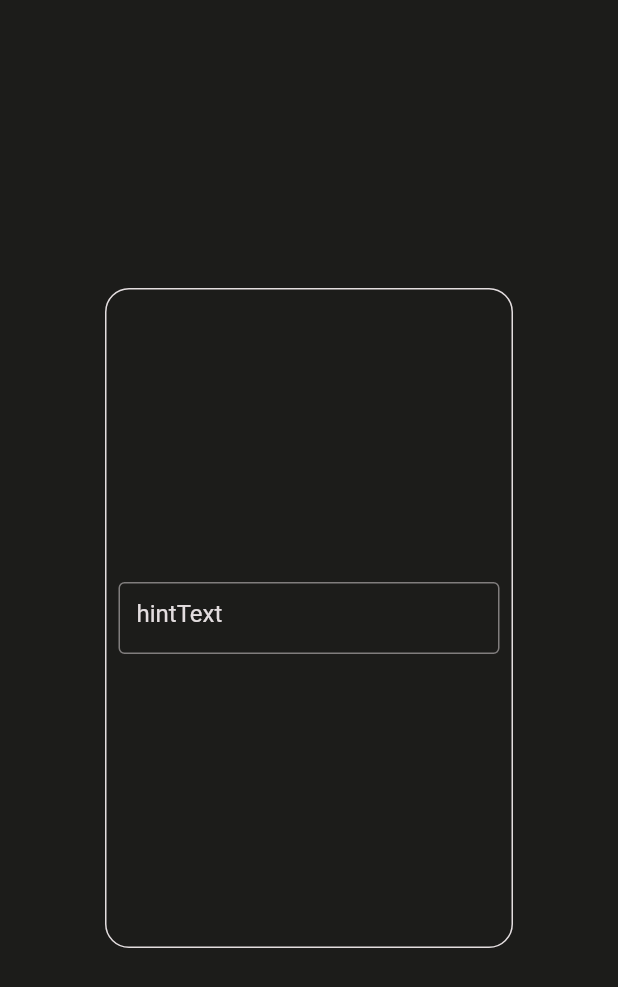
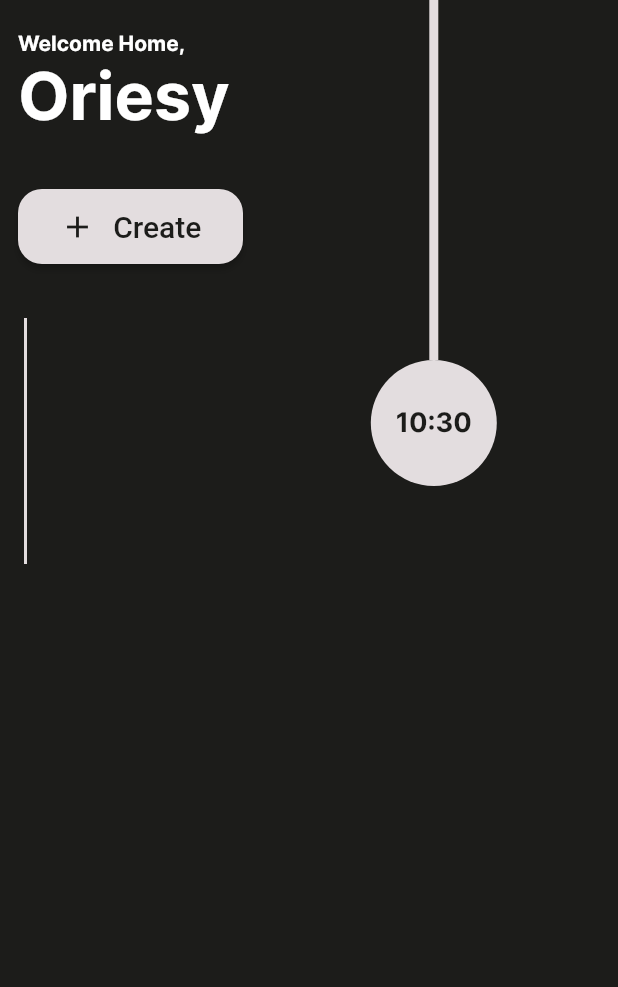
Before and after one commit to Falydra/Todories, a Flutter app: the screen it shows after launch, on a phone screen of 412 x 824 dp. Shown: the top 987 px of the screen. Run offline on Flutter 3.47's test engine with Material 2 defaults, Android fonts, the phone set to English and light mode, and no system bars.

Commit message:
fixed: Overflowing

```diff
--- a/lib/components/hanging_clock.dart
+++ b/lib/components/hanging_clock.dart
@@ -6,12 +6,12 @@ Column HangingClock() {
     children: [
       Container(
         color: Color(0XFFe3dddf),
-        height: 320,
-        width: 8,
+        height: 240,
+        width: 6,
       ),
       Container(
-        height: 108,
-        width: 108,
+        height: 84,
+        width: 84,
         decoration:
             BoxDecoration(shape: BoxShape.circle, color: Color(0XFFe3dddf)),
         child: Center(child: CurrentTime()),
--- a/lib/components/time.dart
+++ b/lib/components/time.dart
@@ -32,7 +32,7 @@ class _CurrentTimeState extends State<CurrentTime> {
       style: TextStyle(
           fontFamily: 'INTER',
           color: Color(0XFF1C1C1A),
-          fontSize: 26,
+          fontSize: 18,
           fontWeight: FontWeight.w700),
     );
   }
--- a/lib/pages/users.dart
+++ b/lib/pages/users.dart
@@ -1,5 +1,6 @@
 import 'package:flutter/material.dart';
 import 'package:todories/components/background.dart';
+import 'package:todories/components/create_task.dart';
 import 'package:todories/components/login_box.dart';
 import 'package:todories/components/hanging_clock.dart';
 import 'package:todories/components/login_form.dart';
@@ -19,50 +20,113 @@ class _LoginPageState extends State<LoginPage> {
       child: Stack(
         children: [
           Background(context),
-          Column(
-            mainAxisAlignment: MainAxisAlignment.center,
-            children: [
-              Center(
-                child: Container(
-                  width: 272,
-                  height: 440,
-                  decoration: BoxDecoration(
-                      color: Colors.transparent,
-                      borderRadius: BorderRadius.circular(16),
-                      border: Border.all(color: Color(0XFFe3dddf))),
-                  child: Column(
-                    mainAxisAlignment: MainAxisAlignment.center,
-                    children: [
-                      Container(
-                        alignment: Alignment.bottomCenter,
-                        height: 48,
-                        width: 408,
-                        margin: EdgeInsets.only(left: 8, right: 8),
-                        decoration: BoxDecoration(
-                          border: Border.symmetric(vertical: BorderSide.none),
-                          borderRadius: BorderRadius.only(
-                              topLeft: Radius.circular(16),
-                              topRight: Radius.circular(16)),
+          Positioned(
+              left: MediaQuery.of(context).size.width * 0.6,
+              child: Column(
+                children: [
+                  Container(
+                    // height: 64,
+                    // width: 64,
+                    // color: Colors.red,
+                    child: HangingClock(),
+                  )
+                ],
+              )),
+          Positioned(
+              width: MediaQuery.of(context).size.width,
+              child: Column(
+                mainAxisAlignment: MainAxisAlignment.start,
+                children: [
+                  Container(
+                    margin: EdgeInsets.only(top: 20, left: 12),
+                    child: Row(
+                      children: [
+                        Text(
+                          "Welcome Home,",
+                          style: TextStyle(
+                              color: Colors.white,
+                              fontWeight: FontWeight.w700,
+                              fontFamily: 'INTER'),
                         ),
-                        child: TextFormField(
-                          decoration: InputDecoration(
-                            border: InputBorder.none,
-                            enabledBorder: OutlineInputBorder(
-                              borderSide: BorderSide(
-                                  color: Color(0XFFe3dddf).withOpacity(0.5),
-                                  width: 1),
+                      ],
+                    ),
+                  ),
+                  Container(
+                    margin: EdgeInsets.only(left: 12),
+                    child: Row(
+                      children: [
+                        Text(
+                          "Oriesy",
+                          style: TextStyle(
+                              color: Colors.white,
+                              fontWeight: FontWeight.w700,
+                              fontSize: 44,
+                              fontFamily: 'INTER'),
+                        ),
+                      ],
+                    ),
+                  ),
+                  Container(
+                    margin: EdgeInsets.only(left: 12, top: 36),
+                    child: Row(
+                      mainAxisAlignment: MainAxisAlignment.start,
+                      children: [
+                        ElevatedButton(
+                            style: ButtonStyle(
+                              backgroundColor:
+                                  MaterialStateProperty.all(Color(0XFFe3dddf)),
+                              fixedSize: MaterialStateProperty.all<Size>(
+                                Size(150, 50.0),
+                              ),
+                              shape: MaterialStateProperty.all<
+                                      RoundedRectangleBorder>(
+                                  RoundedRectangleBorder(
+                                      borderRadius: BorderRadius.circular(16))),
                             ),
-                            hintText: 'hintText',
-                            hintStyle: TextStyle(color: Color(0XFFe3dddf)),
-                          ),
+                            onPressed: () => {
+                                  Navigator.push(
+                                      context,
+                                      MaterialPageRoute(
+                                          builder: (context) =>
+                                              CreateTaskPage()))
+                                },
+                            child: Row(
+                              mainAxisAlignment: MainAxisAlignment.spaceEvenly,
+                              children: [
+                                Icon(
+                                  Icons.add,
+                                  color: Color(0XFF1C1C1A),
+                                ),
+                                Text(
+                                  "Create",
+                                  style: TextStyle(
+                                      color: Color(0XFF1C1C1A), fontSize: 20),
+                                )
+                              ],
+                            )),
+                      ],
+                    ),
+                  ),
+                  Container(
+                    margin: EdgeInsets.only(left: 16, top: 36),
+                    child: Row(
+                      mainAxisAlignment: MainAxisAlignment.start,
+                      children: [
+                        Column(
+                          mainAxisAlignment: MainAxisAlignment.start,
+                          children: [
+                            Container(
+                              height: 164,
+                              width: 2,
+                              color: Color(0XFFe3dddf),
+                            ),
+                          ],
                         ),
-                      )
-                    ],
+                      ],
+                    ),
                   ),
-                ),
-              )
-            ],
-          )
+                ],
+              )),
         ],
       ),
     ));
```
